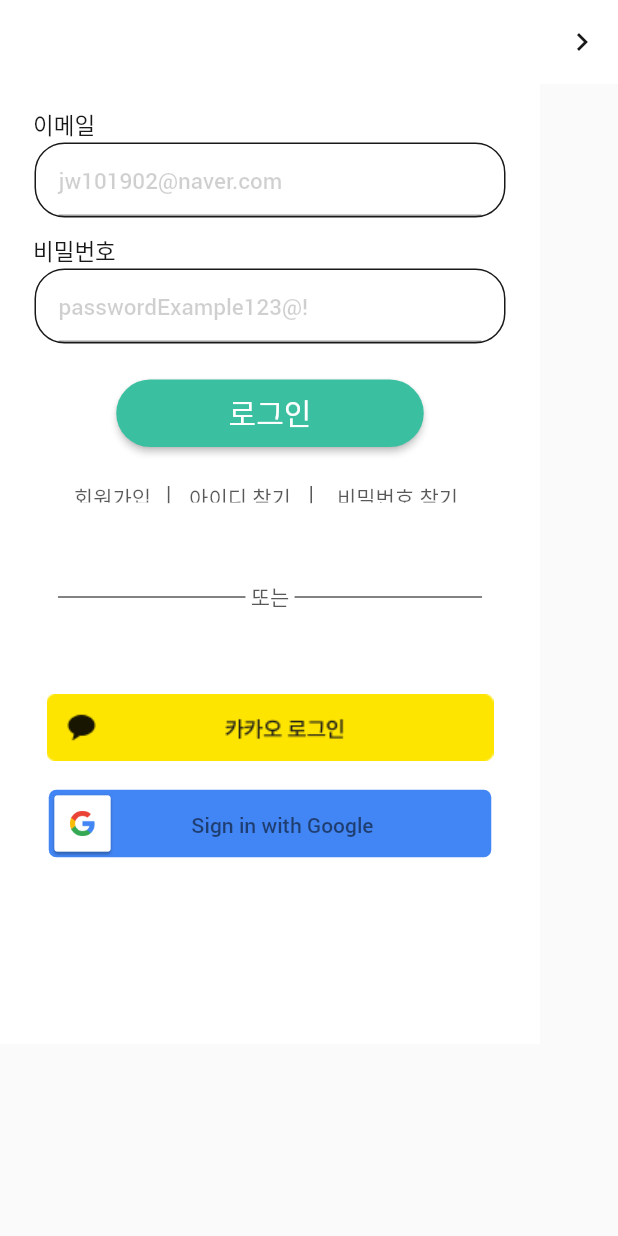
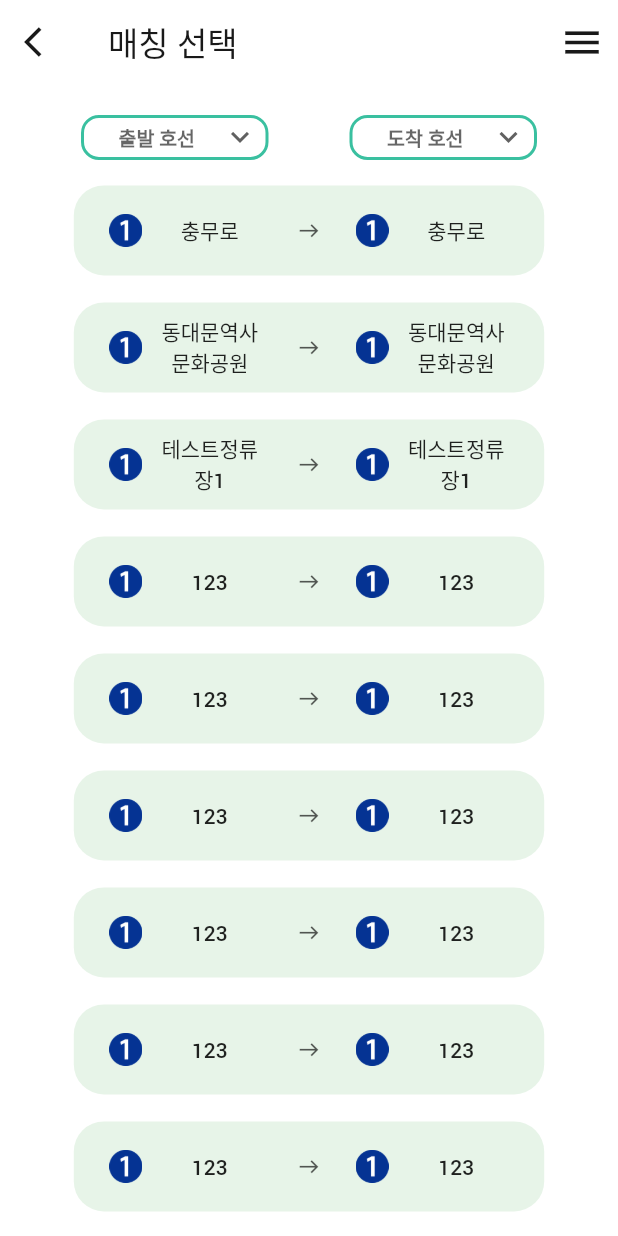
Before and after one commit to HandySub/HandySub_FrontEnd, a Flutter app: the screen it shows after launch, after a tap on "시작하기", on a phone screen of 412 x 824 dp. Run offline on Flutter 3.47's test engine with Material 2 defaults, Android fonts, the light colour scheme and no system bars; Roboto replaces fonts that are missing (GmarketSans).

Commit message:
HANDY-3 / Complete Matching Page(Abled)

```diff
--- a/lib/components/colors.dart
+++ b/lib/components/colors.dart
@@ -4,5 +4,6 @@ const main_color = Color.fromARGB(255, 149, 232, 172);
 const emerald = Color(0xff3ac0a0);
 const real_white = Color(0xffffffff);
 const real_black = Color.fromARGB(255, 25, 25, 25);
-const real_black_65= Color.fromRGBO(0, 0, 0, 0.65);
-const real_black_19= Color.fromRGBO(0, 0, 0, 0.19);
+const real_black_65 = Color.fromRGBO(0, 0, 0, 0.65);
+const real_black_19 = Color.fromRGBO(0, 0, 0, 0.19);
+const main_color_light = Color(0xffe7f4e8);
--- a/lib/main.dart
+++ b/lib/main.dart
@@ -2,6 +2,7 @@
 import 'package:flutter/services.dart';
 import 'package:handysub/components/colors.dart';
 import 'package:handysub/pages/Login/loginPage.dart';
+import 'package:handysub/pages/Matching/matching_pick_abled.dart';
 
 void main() {
   SystemChrome.setSystemUIOverlayStyle(
@@ -23,7 +24,7 @@
         return Scaffold(
           body: Stack(
             children: [
-              Container(
+              SizedBox(
                 height: height,
                 width: width,
                 child: Image.asset(
@@ -47,7 +48,8 @@
                     // TODO: make Navigate to Login Page.
                     Navigator.push(
                       context,
-                      MaterialPageRoute(builder: (context) => LoginPage()),
+                      MaterialPageRoute(
+                          builder: (context) => MatchingPickAbled()),
                     );
                   },
                   child: Text(
--- /dev/null
+++ b/lib/pages/Matching/matching_pick_abled.dart
@@ -0,0 +1,288 @@
+import 'package:flutter/material.dart';
+import 'package:flutter/services.dart';
+import 'package:handysub/components/colors.dart';
+
+class MatchingPickAbled extends StatefulWidget {
+  const MatchingPickAbled({Key? key}) : super(key: key);
+
+  @override
+  State<MatchingPickAbled> createState() => _MatchingPickAbledState();
+}
+
+class _MatchingPickAbledState extends State<MatchingPickAbled> {
+  // TODO : DropDownList 하드 코딩 제거
+  String? dropDownValue1;
+  String? dropDownValue2;
+  final dropDownList = [
+    '1호선',
+    '2호선',
+    '3호선',
+    '4호선',
+    '5호선',
+    '6호선',
+    '7호선',
+    '8호선',
+    '9호선',
+  ];
+
+  List<String> startStation = <String>[
+    "충무로",
+    "동대문역사문화공원",
+    "테스트정류장1",
+    "123",
+    "123",
+    "123",
+    "123",
+    "123",
+    "123",
+    "123",
+    "123",
+    "123",
+    "33",
+    "ghi",
+    "hifd",
+    "dfasdf"
+  ];
+  List<String> finishStation = <String>["이수역", "강남역", "종로3가"];
+
+  @override
+  Widget build(BuildContext context) {
+    final height = MediaQuery.of(context).size.height;
+    final width = MediaQuery.of(context).size.width;
+    // TODO : remove code under
+    SystemChrome.setEnabledSystemUIMode(SystemUiMode.manual,
+        overlays: SystemUiOverlay.values);
+    return MaterialApp(
+      theme: ThemeData(
+        fontFamily: 'GmarketSans',
+      ),
+      home: Scaffold(
+        backgroundColor: real_white,
+        appBar: AppBar(
+          backgroundColor: real_white,
+          elevation: 0,
+          leading: IconButton(
+            padding: EdgeInsets.zero,
+            color: real_black,
+            icon: const Icon(Icons.arrow_back_ios),
+            tooltip: 'Before',
+            onPressed: () {
+              Navigator.pop(context);
+            },
+          ),
+          actions: [
+            IconButton(
+              padding: EdgeInsets.zero,
+              color: real_black,
+              icon: const Icon(Icons.menu),
+              tooltip: 'Menu',
+              iconSize: 30,
+              onPressed: () {
+                // TODO : Add Menu Func.
+              },
+            ),
+          ],
+          title: Text(
+            "매칭 선택",
+            style: TextStyle(
+              color: real_black,
+              fontWeight: FontWeight.w500,
+              fontSize: 22,
+            ),
+          ),
+          systemOverlayStyle: SystemUiOverlayStyle.dark,
+        ),
+        // * Body of MaterialApp
+        body: Column(
+          children: [
+            // Just for Alignment
+            SizedBox(
+              height: height * 0.025,
+              width: width,
+            ),
+            // * Select DropDownButton Row
+            Row(
+              mainAxisAlignment: MainAxisAlignment.spaceEvenly,
+              children: [
+                // * Select Container 1
+                Container(
+                  height: 30,
+                  width: 125,
+                  decoration: BoxDecoration(
+                    border: Border.all(
+                      width: 2,
+                      color: emerald,
+                    ),
+                    borderRadius: BorderRadius.all(
+                      Radius.circular(12.0),
+                    ),
+                  ),
+                  child: Container(
+                    padding: EdgeInsets.fromLTRB(5.0, 0, 5.0, 0),
+                    child: DropdownButton(
+                      underline: SizedBox(),
+                      hint: Center(
+                        child: Text(
+                          "출발 호선",
+                          style: TextStyle(
+                            fontWeight: FontWeight.bold,
+                            fontSize: 13,
+                          ),
+                        ),
+                      ),
+                      isExpanded: true,
+                      value: dropDownValue1,
+                      icon: const Icon(Icons.keyboard_arrow_down),
+                      items: dropDownList.map((String items) {
+                        return DropdownMenuItem(
+                          value: items,
+                          child: Center(
+                            child: Text(
+                              items,
+                              style: TextStyle(
+                                fontWeight: FontWeight.bold,
+                                fontSize: 13,
+                              ),
+                            ),
+                          ),
+                        );
+                      }).toList(),
+                      onChanged: (String? newValue) {
+                        setState(() {
+                          dropDownValue1 = newValue ?? "";
+                        });
+                      },
+                    ),
+                  ),
+                ),
+                // * Select Container 2
+                Container(
+                  height: 30,
+                  width: 125,
+                  decoration: BoxDecoration(
+                    border: Border.all(
+                      width: 2,
+                      color: emerald,
+                    ),
+                    borderRadius: BorderRadius.all(
+                      Radius.circular(12.0),
+                    ),
+                  ),
+                  child: Container(
+                    padding: EdgeInsets.fromLTRB(5.0, 0, 5.0, 0),
+                    child: DropdownButton(
+                      underline: SizedBox(),
+                      hint: Center(
+                        child: Text(
+                          "도착 호선",
+                          style: TextStyle(
+                            fontWeight: FontWeight.bold,
+                            fontSize: 13,
+                          ),
+                        ),
+                      ),
+                      isExpanded: true,
+                      value: dropDownValue2,
+                      icon: const Icon(Icons.keyboard_arrow_down),
+                      items: dropDownList.map((String items) {
+                        return DropdownMenuItem(
+                          value: items,
+                          child: Center(
+                            child: Text(
+                              items,
+                              style: TextStyle(
+                                fontWeight: FontWeight.bold,
+                                fontSize: 13,
+                              ),
+                            ),
+                          ),
+                        );
+                      }).toList(),
+                      onChanged: (String? newValue) {
+                        setState(() {
+                          dropDownValue2 = newValue ?? "";
+                        });
+                      },
+                    ),
+                  ),
+                ),
+              ],
+            ),
+            // * ListView
+            Expanded(child: applyListBuilder())
+          ],
+        ),
+      ),
+    );
+  }
+
+  // TODO : change Dynamical
+  Widget applyListBuilder() {
+    return ListView.builder(
+        shrinkWrap: true,
+        padding: const EdgeInsets.all(8),
+        itemCount: startStation.length,
+        itemBuilder: (BuildContext context, int index) {
+          return applyListItem(startStation[index], startStation[index]);
+        });
+  }
+
+  Widget applyListItem(String station1, String station2) {
+    final height = MediaQuery.of(context).size.height;
+    final width = MediaQuery.of(context).size.width;
+    return Container(
+      padding: EdgeInsets.fromLTRB(width * 0.1, 9, width * 0.1, 9),
+      decoration: BoxDecoration(
+        borderRadius: BorderRadius.all(Radius.circular(20)),
+        color: real_white,
+      ),
+      child: Container(
+        decoration: BoxDecoration(
+          borderRadius: BorderRadius.all(Radius.circular(20)),
+          color: main_color_light,
+        ),
+        height: 60,
+        child: Row(
+          mainAxisAlignment: MainAxisAlignment.spaceEvenly,
+          children: [
+            stationBox(station1),
+            Icon(
+              Icons.east,
+              color: real_black_65,
+              size: 15,
+            ),
+            stationBox(station2),
+          ],
+        ),
+      ),
+    );
+  }
+
+  Widget stationBox(String station) {
+    return Row(
+      children: [
+        SizedBox(
+          height: 22,
+          width: 22,
+          // TODO : Change Dynamic
+          child: Image.asset(
+            'assets/metro_line/Seoul_Metro_Line_1.png',
+            fit: BoxFit.cover,
+          ),
+        ),
+        SizedBox(
+          width: 10,
+        ),
+        SizedBox(
+          width: 70,
+          child: Flexible(
+            child: Text(
+              station,
+              textAlign: TextAlign.center,
+            ),
+          ),
+        ),
+      ],
+    );
+  }
+}
```
Also changed, not shown: pubspec.yaml (+16 -0 lines), assets/metro_line/Seoul_Metro_Line_1.png (added), assets/metro_line/Seoul_Metro_Line_2.png (added), assets/metro_line/Seoul_Metro_Line_3.png (added), assets/metro_line/Seoul_Metro_Line_4.png (added), assets/metro_line/Seoul_Metro_Line_5.png (added), assets/metro_line/Seoul_Metro_Line_6.png (added), assets/metro_line/Seoul_Metro_Line_7.png (added), assets/metro_line/Seoul_Metro_Line_8.png (added), assets/metro_line/Seoul_Metro_Line_9.png (added), pubspec.lock, 6 other files.
